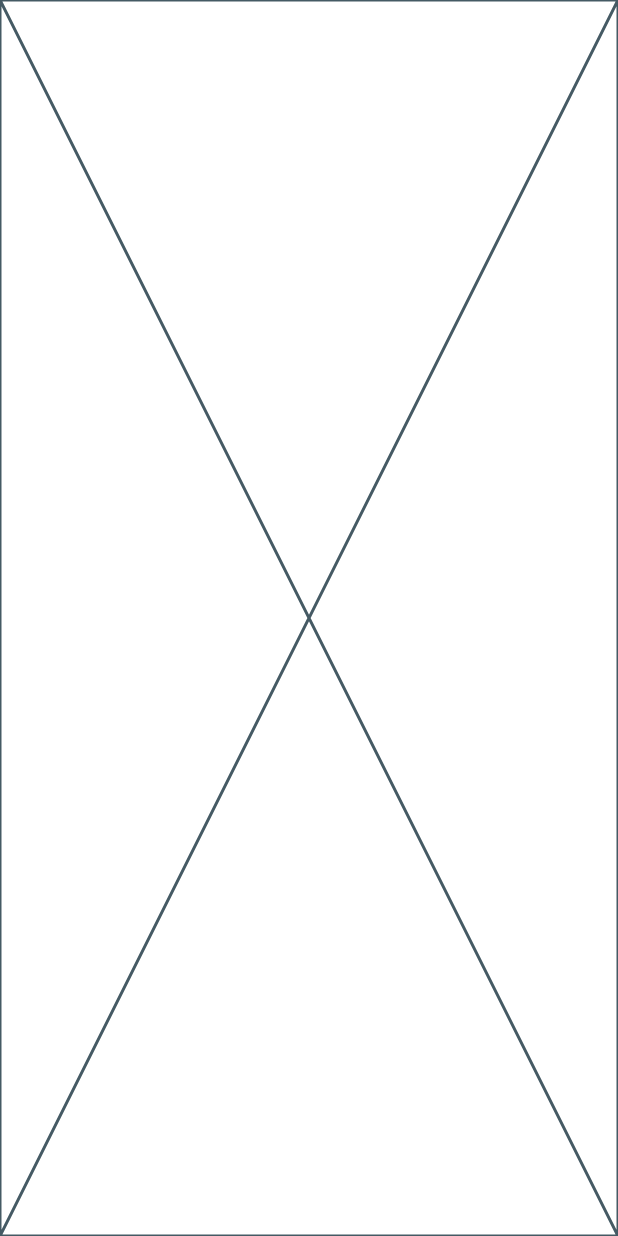
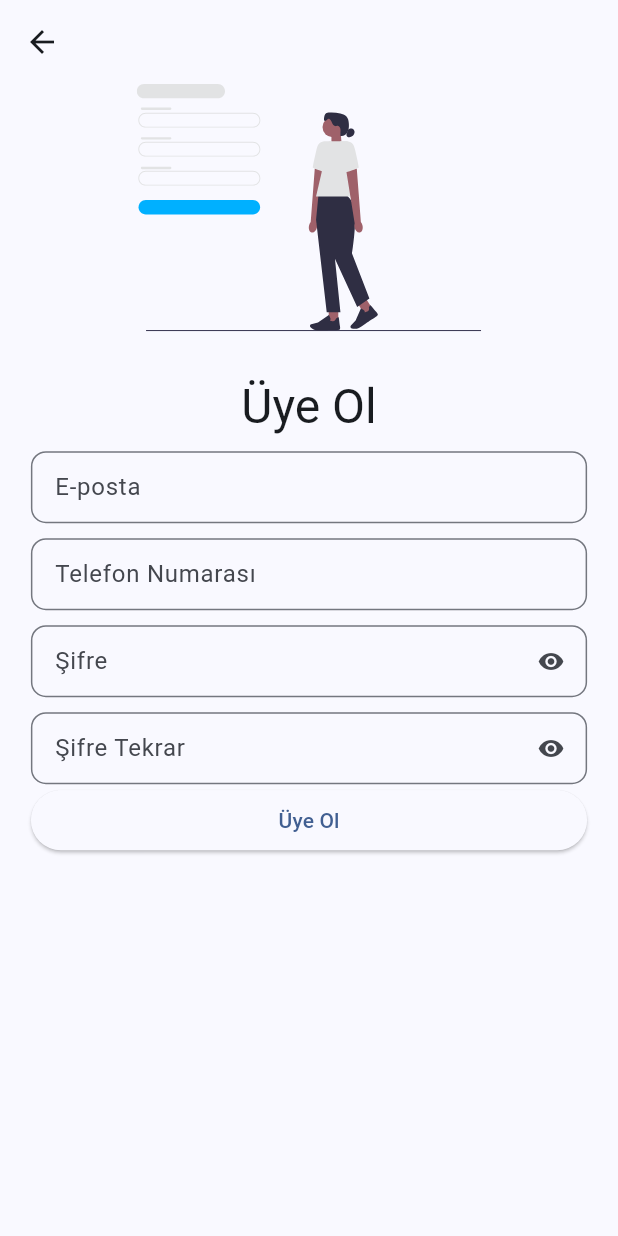
Before and after one commit to korkmazMert/meajor, a Flutter app: the SigninView screen opened by its route, after a tap on "Üye Ol", on a phone screen of 412 x 824 dp. Run offline on Flutter 3.47's test engine with Material 3 defaults, Android fonts, the phone set to English and light mode, and no system bars; our stand-ins replace auto_route, connectivity_plus, cookie_jar, dio, dio_cookie_manager, equatable and 8 more; missing offline and left inert: curl_logger_dio_interceptor, grpc, protobuf; accounts and stored records are empty; statements that could not run were skipped.

Commit message:
add: signup_view

```diff
--- a/lib/app/view/signin_view.dart/signin_view.dart
+++ b/lib/app/view/signin_view.dart/signin_view.dart
@@ -1,7 +1,7 @@
 import 'package:alisatiyor/app/routes/app_routes.dart';
 import 'package:alisatiyor/core/extensions/build_context_ext.dart';
-import 'package:alisatiyor/core/form_field/custom_text_form_field.dart';
 import 'package:alisatiyor/core/padding/page_padding.dart';
+import 'package:alisatiyor/core/widgets/form_field/custom_text_form_field.dart';
 import 'package:auto_route/auto_route.dart';
 import 'package:flutter/material.dart';
 import 'package:flutter_svg/svg.dart';
--- a/lib/app/view/signup_view/signup_view.dart
+++ b/lib/app/view/signup_view/signup_view.dart
@@ -1,5 +1,8 @@
+import 'package:alisatiyor/core/extensions/build_context_ext.dart';
+import 'package:alisatiyor/core/widgets/form_field/custom_text_form_field.dart';
 import 'package:auto_route/annotations.dart';
 import 'package:flutter/material.dart';
+import 'package:flutter_svg/svg.dart';
 
 @RoutePage()
 class SignupView extends StatelessWidget {
@@ -7,6 +10,75 @@ class SignupView extends StatelessWidget {
 
   @override
   Widget build(BuildContext context) {
-    return const Placeholder();
+    return Scaffold(
+      appBar: AppBar(),
+      body: Center(
+        child: Column(
+          children: [
+            SvgPicture.asset('assets/svg/ic_signup.svg',
+                height: context.height * 0.2),
+            const SizedBox(height: 30),
+            Column(
+              children: [
+                Text(
+                  'Üye Ol',
+                  style: Theme.of(context).textTheme.headlineLarge,
+                ),
+                const SizedBox(height: 10),
+                signupForm(context),
+              ],
+            )
+          ],
+        ),
+      ),
+    );
+  }
+
+  Form signupForm(BuildContext context) {
+    return Form(
+        child: Column(
+      children: [
+        SizedBox(
+          width: context.width * 0.9,
+          child: const CustomTextFormField(
+            labelText: 'E-posta',
+            keyboardType: TextInputType.emailAddress,
+          ),
+        ),
+        const SizedBox(height: 10),
+        SizedBox(
+          width: context.width * 0.9,
+          child: const CustomTextFormField(
+            labelText: 'Telefon Numarası',
+            keyboardType: TextInputType.phone,
+          ),
+        ),
+        const SizedBox(height: 10),
+        SizedBox(
+          width: context.width * 0.9,
+          child: const CustomTextFormField(
+            labelText: 'Şifre',
+            keyboardType: TextInputType.visiblePassword,
+            obscureText: true,
+          ),
+        ),
+        const SizedBox(height: 10),
+        SizedBox(
+          width: context.width * 0.9,
+          child: const CustomTextFormField(
+            labelText: 'Şifre Tekrar',
+            keyboardType: TextInputType.visiblePassword,
+            obscureText: true,
+          ),
+        ),
+        SizedBox(
+          width: context.width * 0.9,
+          child: ElevatedButton(
+            onPressed: () {},
+            child: const Text('Üye Ol'),
+          ),
+        ),
+      ],
+    ));
   }
 }
```
Also changed, not shown: assets/svg/ic_signin.svg, assets/svg/ic_signup.svg (added), lib/core/widgets/form_field/custom_text_form_field.dart (renamed from lib/core/form_field/custom_text_form_field.dart).
